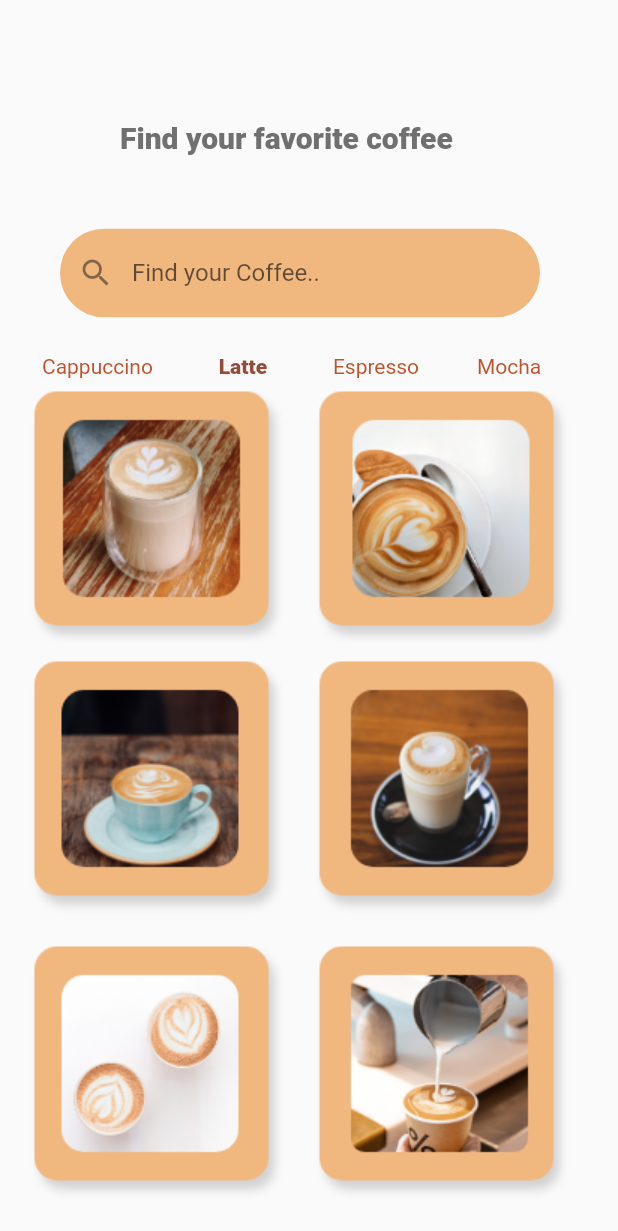
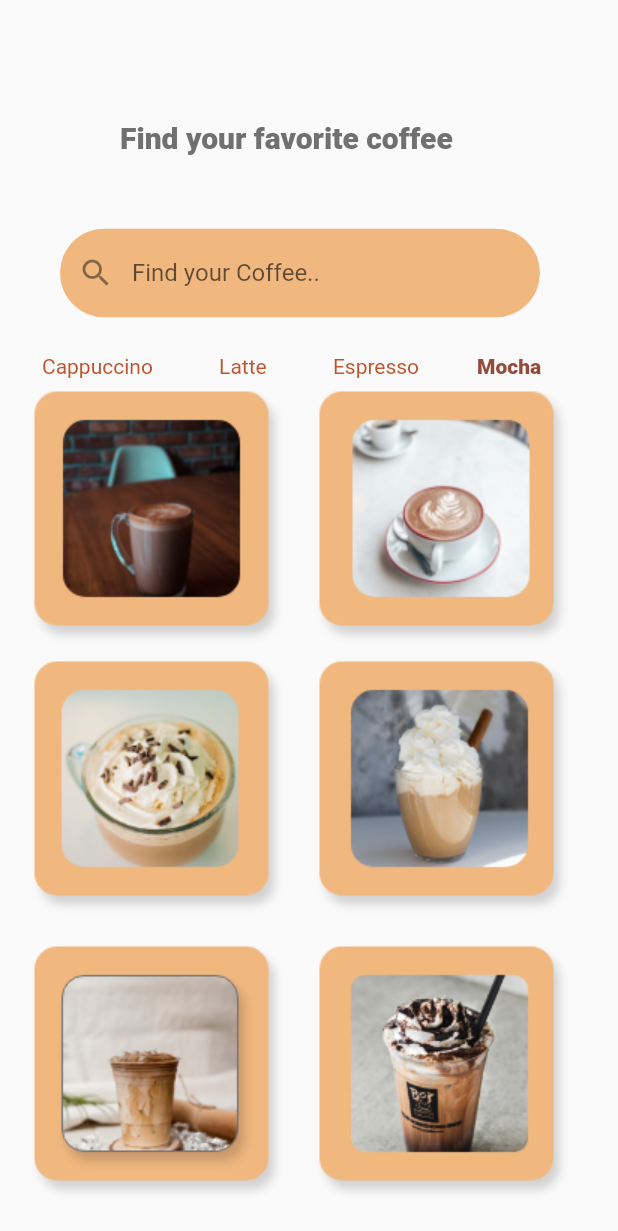
Before and after one commit to MEROO1010/coffee-land, a Flutter app: the latte screen opened by its route, after a tap on "Mocha", on a phone screen of 412 x 824 dp. Shown: the top 1231 px of the screen. Run offline on Flutter 3.47's test engine with Material 2 defaults, Android fonts, the light colour scheme and no system bars; our stand-ins replace flutter_slider_drawer, google_nav_bar, page_transition, sidebarx; Roboto replaces fonts that are missing (Schyler).

Commit message:
coffee land flutter app

```diff
--- a/lib/screens/cappuccino.dart
+++ b/lib/screens/cappuccino.dart
@@ -63,8 +63,12 @@
                       onPressed: () {
                         Navigator.push(
                           context,
-                          MaterialPageRoute(
-                              builder: (context) => const details()),
+                          PageTransition(
+                            type: PageTransitionType.leftToRight,
+                            child: details(),
+                            isIos: true,
+                            duration: Duration(milliseconds: 400),
+                          ),
                         );
                       },
                       child: Image.asset('assets/images/caupp1.png')),
--- a/lib/screens/details.dart
+++ b/lib/screens/details.dart
@@ -16,7 +16,7 @@
           backgroundColor: Color.fromARGB(237, 229, 218, 1),
         ),
         Container(
-          child: Image.asset('assets/images/img1.png'),
+          child: Image.asset('assets/images/caupp1.png'),
         )
       ],
     );
--- a/lib/screens/latte.dart
+++ b/lib/screens/latte.dart
@@ -1,9 +1,15 @@
 import 'package:coffee_land/screens/Espresso.dart';
 import 'package:coffee_land/screens/cappuccino.dart';
+import 'package:coffee_land/screens/details.dart';
+import 'package:coffee_land/screens/latte.dart';
+import 'package:coffee_land/screens/mocha.dart';
+import 'package:coffee_land/screens/profile.dart';
+import 'package:coffee_land/screens/settings.dart';
 import 'package:flutter/material.dart';
 import 'package:google_nav_bar/google_nav_bar.dart';
 import 'package:page_transition/page_transition.dart';
-import 'package:line_icons/line_icons.dart';
+import 'package:sidebarx/sidebarx.dart';
+import 'package:flutter_slider_drawer/flutter_slider_drawer.dart';
 
 void main() {
   runApp(latte());
@@ -49,21 +55,79 @@
           ),
           padding: EdgeInsets.only(left: 80, top: 80),
         ),
-        Row(
+        ListView(
+          children: [
+            Stack(
               children: [
                 Container(
                   child: TextButton(
                       onPressed: () {
                         Navigator.push(
                           context,
-                      PageTransition(
-                        type: PageTransitionType.leftToRight,
-                        child: cappuccino(),
-                        isIos: true,
-                        duration: Duration(milliseconds: 400),
-                      ),
+                          MaterialPageRoute(
+                              builder: (context) => const details()),
                         );
                       },
+                      child: Image.asset('assets/images/latte1.png')),
+                  padding: EdgeInsets.only(left: 200, top: 250),
+                ),
+                Container(
+                  child: TextButton(
+                      onPressed: () {},
+                      child: Image.asset('assets/images/latte2.png')),
+                  padding: EdgeInsets.only(left: 10, top: 250),
+                ),
+                Container(
+                  child: TextButton(
+                      onPressed: () {},
+                      child: Image.asset('assets/images/latte3.png')),
+                  padding: EdgeInsets.only(left: 200, top: 430),
+                ),
+                Container(
+                  child: TextButton(
+                      onPressed: () {},
+                      child: Image.asset('assets/images/latte4.png')),
+                  padding: EdgeInsets.only(left: 10, top: 430),
+                ),
+                Container(
+                  child: TextButton(
+                      onPressed: () {},
+                      child: Image.asset('assets/images/latte5.png')),
+                  padding: EdgeInsets.only(left: 200, top: 620),
+                ),
+                Container(
+                  child: TextButton(
+                      onPressed: () {},
+                      child: Image.asset('assets/images/latte6.png')),
+                  padding: EdgeInsets.only(left: 10, top: 620),
+                ),
+              ],
+            )
+          ],
+        ),
+        Container(
+          child: rowcontent(),
+        ),
+      ],
+    );
+  }
+}
+
+class rowcontent extends StatefulWidget {
+  const rowcontent({super.key});
+
+  @override
+  State<rowcontent> createState() => _rowcontentState();
+}
+
+class _rowcontentState extends State<rowcontent> {
+  @override
+  Widget build(BuildContext context) {
+    return Row(
+      children: [
+        Container(
+          child: TextButton(
+              onPressed: () {},
               child: Text(
                 'Cappuccino',
                 style: TextStyle(
@@ -116,7 +180,17 @@
         ),
         Container(
           child: TextButton(
-                  onPressed: () {},
+              onPressed: () {
+                Navigator.push(
+                  context,
+                  PageTransition(
+                    type: PageTransitionType.leftToRight,
+                    child: mocha(),
+                    isIos: true,
+                    duration: Duration(milliseconds: 400),
+                  ),
+                );
+              },
               child: Text(
                 'Mocha',
                 style: TextStyle(
@@ -126,52 +200,6 @@
           padding: EdgeInsets.only(left: 20, top: 220),
         )
       ],
-        ),
-        ListView(
-          children: [
-            Stack(
-              children: [
-                Container(
-                  child: TextButton(
-                      onPressed: () {},
-                      child: Image.asset('assets/images/latte1.png')),
-                  padding: EdgeInsets.only(left: 200, top: 250),
-                ),
-                Container(
-                  child: TextButton(
-                      onPressed: () {},
-                      child: Image.asset('assets/images/latte2.png')),
-                  padding: EdgeInsets.only(left: 10, top: 250),
-                ),
-                Container(
-                  child: TextButton(
-                      onPressed: () {},
-                      child: Image.asset('assets/images/latte3.png')),
-                  padding: EdgeInsets.only(left: 200, top: 430),
-                ),
-                Container(
-                  child: TextButton(
-                      onPressed: () {},
-                      child: Image.asset('assets/images/latte4.png')),
-                  padding: EdgeInsets.only(left: 10, top: 430),
-                ),
-                Container(
-                  child: TextButton(
-                      onPressed: () {},
-                      child: Image.asset('assets/images/latte5.png')),
-                  padding: EdgeInsets.only(left: 200, top: 620),
-                ),
-                Container(
-                  child: TextButton(
-                      onPressed: () {},
-                      child: Image.asset('assets/images/latte6.png')),
-                  padding: EdgeInsets.only(left: 10, top: 620),
-                ),
-              ],
-            )
-          ],
-        ),
-      ],
     );
   }
 }
```
Lines whose indentation alone changed are shown as unchanged.
